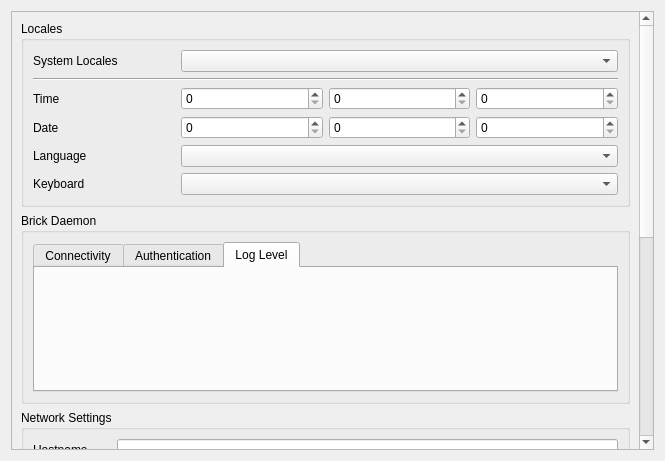
The window that src/brickv/plugin_system/plugins/red/ui/red_tab_settings.ui (Tinkerforge/brickv) describes before a commit, drawn with Qt 5.
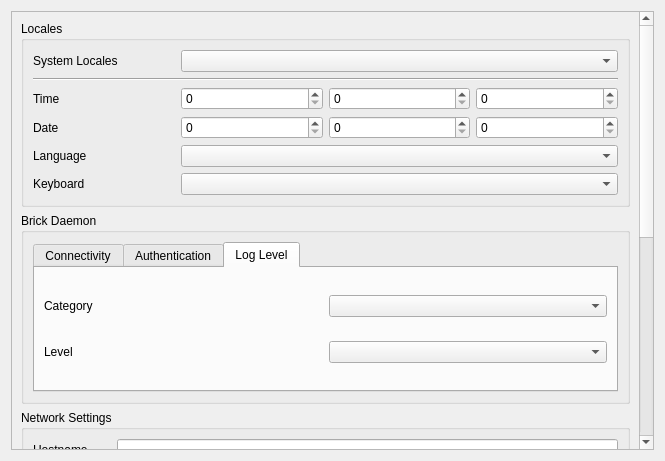
The same window after the commit. The open tabs and pages were chosen to show the change.

Commit message: red-brick: Added log level settings for brickd on the settings tab

The edit to the form file:
```diff
--- a/src/brickv/plugin_system/plugins/red/ui/red_tab_settings.ui
+++ b/src/brickv/plugin_system/plugins/red/ui/red_tab_settings.ui
@@ -242,7 +242,32 @@
                </attribute>
                <layout class="QVBoxLayout" name="verticalLayout_10">
                 <item>
-                 <layout class="QGridLayout" name="gridLayout_5"/>
+                 <layout class="QHBoxLayout" name="horizontalLayout_2">
+                  <item>
+                   <widget class="QLabel" name="label_21">
+                    <property name="text">
+                     <string>Category</string>
+                    </property>
+                   </widget>
+                  </item>
+                  <item>
+                   <widget class="QComboBox" name="comboBox_7"/>
+                  </item>
+                 </layout>
+                </item>
+                <item>
+                 <layout class="QHBoxLayout" name="horizontalLayout_3">
+                  <item>
+                   <widget class="QLabel" name="label_22">
+                    <property name="text">
+                     <string>Level</string>
+                    </property>
+                   </widget>
+                  </item>
+                  <item>
+                   <widget class="QComboBox" name="comboBox_8"/>
+                  </item>
+                 </layout>
                 </item>
                </layout>
               </widget>
```
Left out of the diff: 1 changed line with no effect on the pictures.
